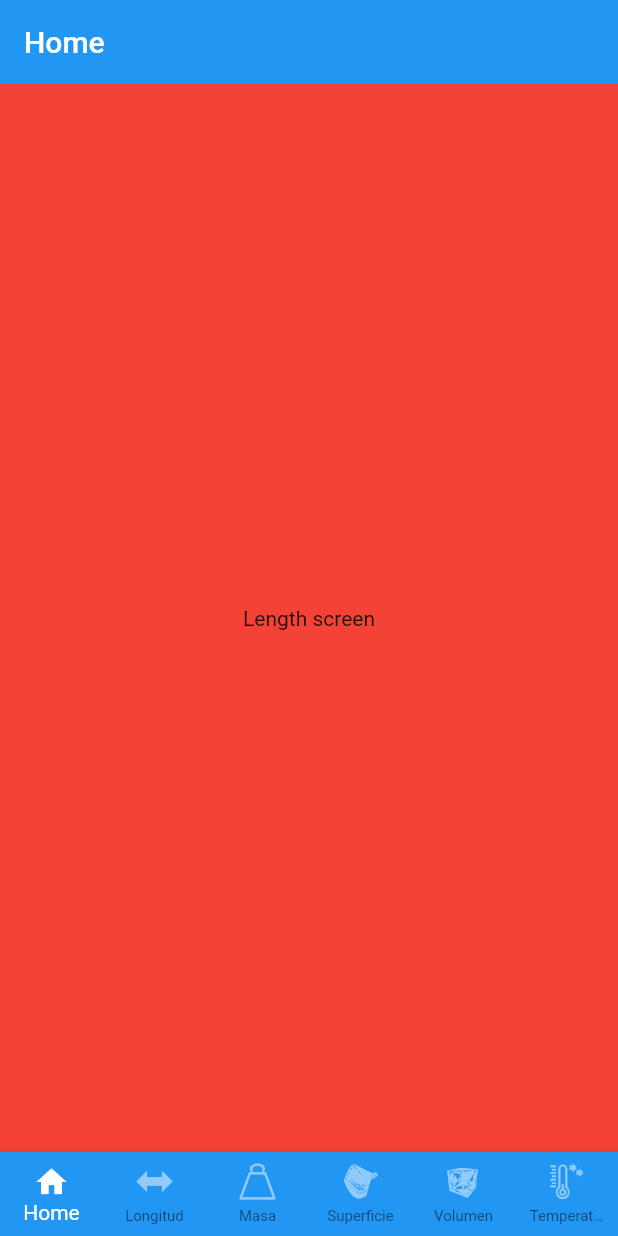
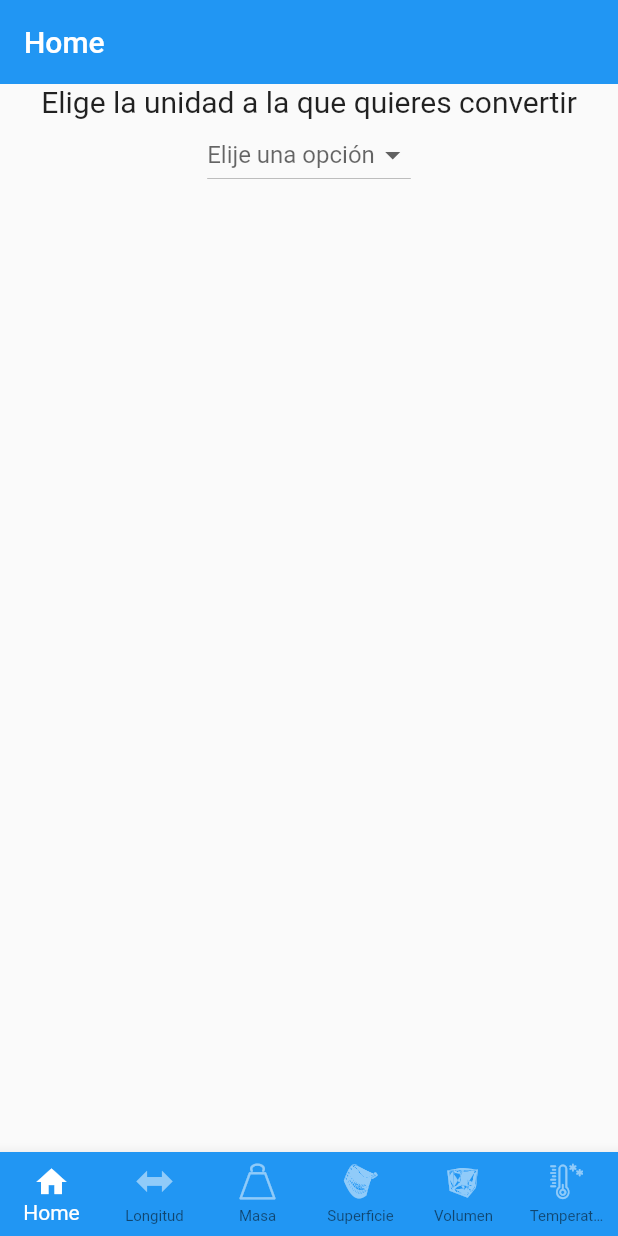
Before and after one commit to Chris-AM/imperial_to_metric_flutter, a Flutter app: the screen it shows after launch, swiped to page 2, on a phone screen of 412 x 824 dp. Run offline on Flutter 3.47's test engine with Material 2 defaults, Android fonts, the phone set to English and light mode, and no system bars.

Commit message:
showing dropdown button

```diff
--- a/lib/screens/conversors/lenght.dart
+++ b/lib/screens/conversors/lenght.dart
@@ -1,16 +1,56 @@
 import 'package:flutter/material.dart';
 
-class LenghtScreen extends StatelessWidget {
-  final Color color;
-  const LenghtScreen({required this.color});
+class LenghtScreen extends StatefulWidget {
+  const LenghtScreen({Key? key}) : super(key: key);
 
   @override
+  State<LenghtScreen> createState() => _LenghtScreenState();
+}
+
+class _LenghtScreenState extends State<LenghtScreen> {
+  //* this variable holds the value of the selected DropdownButton
+  String dropdownValue = 'Elije una opción';
+  @override
   Widget build(BuildContext context) {
-    return Container(
-      color: color,
-      child: const Center(
-        child: Text('Length screen'),
-      ),
+    return Column(
+      children: [
+        //* Message
+        const Text(
+          'Elige la unidad a la que quieres convertir',
+          style: TextStyle(fontSize: 20),
+        ),
+        Center(
+          //* Creating Dropdown
+          child: DropdownButton(
+              hint: Text(dropdownValue),
+              //* List of items to convert
+              items: <String>[
+                "mil",
+                "pulgadas",
+                "Pie",
+                "Yarda",
+                "Rood",
+                "Cadena",
+                "Furlong",
+                "Milla",
+                "Legua",
+                "Link",
+                "Braza",
+              ].map<DropdownMenuItem<String>>(
+                (String value) {
+                  return DropdownMenuItem<String>(
+                    value: value,
+                    child: Text(value),
+                  );
+                },
+              ).toList(),
+              onChanged: (String? valueIn) {
+                setState(() {
+                  dropdownValue = valueIn!;
+                });
+              }),
+        ),
+      ],
     );
   }
 }
```
